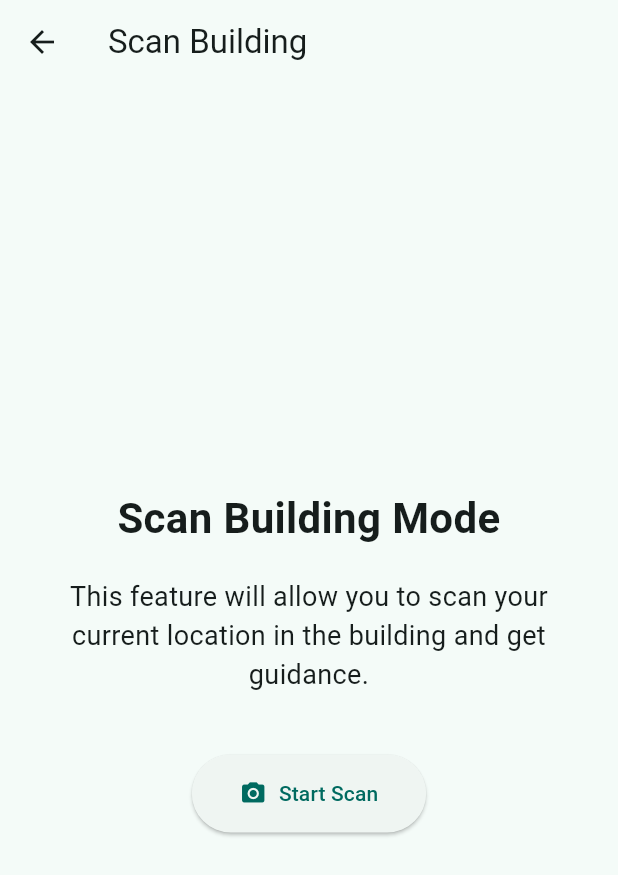
After one commit to DUNCORIR/Naviplus, a Flutter app: the ScanBuildingScreen screen opened directly, on a phone screen of 412 x 824 dp. The commit adds this screen. Shown: the top 875 px of the screen. Run offline on Flutter 3.47's test engine with Material 3 defaults, Android fonts, the light colour scheme and no system bars; our stand-ins replace flutter_tts, speech_to_text.

Commit message:
Step 3: Add commented Scan Building screen with voice nav support

```diff
--- /dev/null
+++ b/mobile/lib/screens/scan_building_screen.dart
@@ -0,0 +1,58 @@
+import 'package:flutter/material.dart';
+
+/// This screen allows users to initiate a building scan process.
+/// Currently a placeholder, it will eventually connect to sensors or backend
+/// to detect user's location in the building and guide them accordingly.
+class ScanBuildingScreen extends StatelessWidget {
+  const ScanBuildingScreen({super.key});
+
+  @override
+  Widget build(BuildContext context) {
+    return Scaffold(
+      // Top app bar with screen title
+      appBar: AppBar(
+        title: const Text('Scan Building'),
+      ),
+      body: Padding(
+        padding: const EdgeInsets.all(24.0),
+        child: Column(
+          // Center content vertically
+          mainAxisAlignment: MainAxisAlignment.center,
+          children: [
+            // Heading/title
+            const Text(
+              'Scan Building Mode',
+              style: TextStyle(fontSize: 28, fontWeight: FontWeight.bold),
+              textAlign: TextAlign.center,
+            ),
+            const SizedBox(height: 20),
+
+            // Subheading or instructions
+            const Text(
+              'This feature will allow you to scan your current location '
+              'in the building and get guidance.',
+              style: TextStyle(fontSize: 18),
+              textAlign: TextAlign.center,
+            ),
+            const SizedBox(height: 40),
+
+            // "Start Scan" button (currently non-functional)
+            ElevatedButton.icon(
+              onPressed: () {
+                // Show a temporary message while scan functionality is pending
+                ScaffoldMessenger.of(context).showSnackBar(
+                  const SnackBar(content: Text('Scanning not implemented yet')),
+                );
+              },
+              icon: const Icon(Icons.camera_alt), // Icon beside button text
+              label: const Text('Start Scan'),
+              style: ElevatedButton.styleFrom(
+                padding: const EdgeInsets.symmetric(horizontal: 32, vertical: 16),
+              ),
+            ),
+          ],
+        ),
+      ),
+    );
+  }
+}
```
Also changed, not shown: mobile/lib/voice_command_screen.dart (+39 -14 lines).
